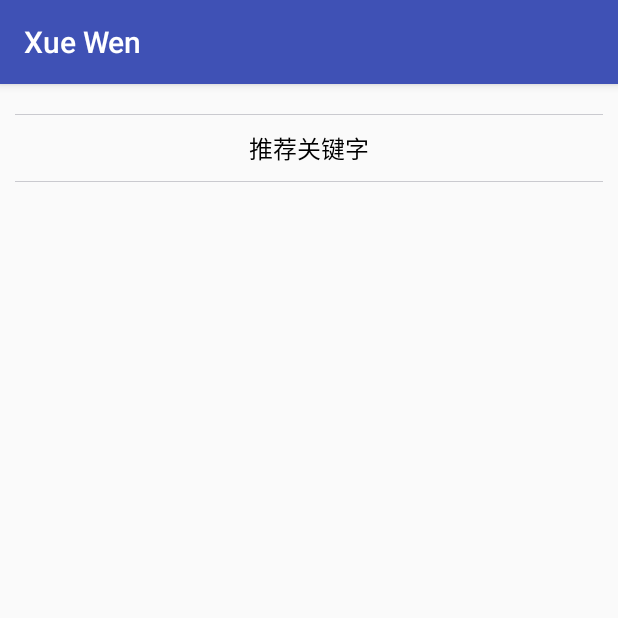
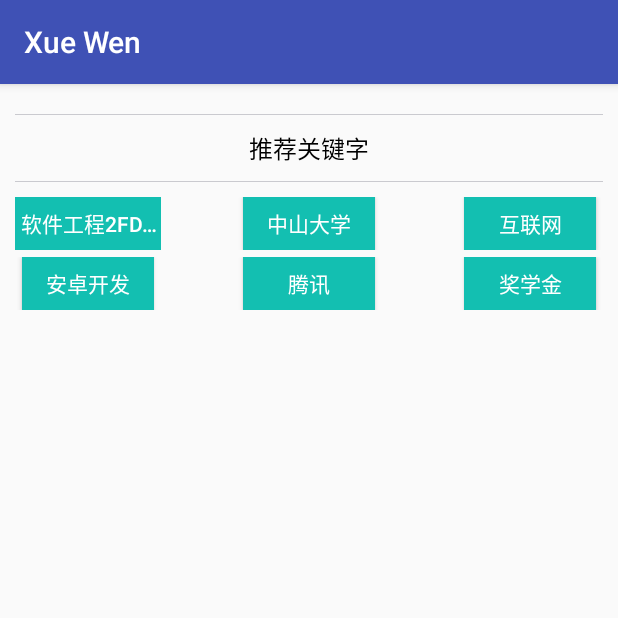
Before and after one commit to wimming/uknow-android, an Android app: the SearchActivity screen opened directly, with no data from a screen before it, on a phone screen of 412 x 824 dp, the top half of it. Run offline under Robolectric (Android 15) with nearby library versions, the phone set to English and light mode, and no system bars.

Commit message:
添加搜索页面

```diff
--- a/app/src/main/AndroidManifest.xml
+++ b/app/src/main/AndroidManifest.xml
@@ -39,7 +39,8 @@
                 android:name="android.app.searchable"
                 android:resource="@xml/searchable" />
         </activity>
-        <activity android:name=".ModifyInfoActivity"></activity>
+        <activity android:name=".ModifyInfoActivity" />
+        <activity android:name=".AskActivity"></activity>
     </application>
 
 </manifest>
--- a/app/src/main/java/com/xuewen/xuewen/SearchActivity.java
+++ b/app/src/main/java/com/xuewen/xuewen/SearchActivity.java
@@ -2,16 +2,68 @@ package com.xuewen.xuewen;
 
 import android.os.Bundle;
 import android.support.annotation.Nullable;
+import android.support.v4.util.ArrayMap;
 import android.support.v7.app.AppCompatActivity;
+import android.text.Layout;
+import android.view.LayoutInflater;
+import android.view.View;
+import android.view.ViewGroup;
+import android.widget.ArrayAdapter;
+import android.widget.Button;
+import android.widget.GridView;
+import android.widget.SimpleAdapter;
+
+import java.util.ArrayList;
+import java.util.HashMap;
+import java.util.List;
+import java.util.Map;
+import java.util.Objects;
 
 /**
  * Created by ym on 16-10-28.
  */
 
 public class SearchActivity extends AppCompatActivity {
+
+    private GridView gridView;
     @Override
     protected void onCreate(@Nullable Bundle savedInstanceState) {
         super.onCreate(savedInstanceState);
+
+        //多行多列网格 九宫格布局 gridview
         setContentView(R.layout.activity_search);
+        gridView = (GridView) findViewById(R.id.gridView);
+
+        String[] buttonsText = {"软件工程2fdsafasdfasdf", "中山大学", "互联网", "安卓开发", "腾讯", "奖学金" };
+        //simpleAdapter数据源
+        List<Map<String, Object>> datalist = new ArrayList<Map<String, Object>>();
+        for (int i = 0; i < buttonsText.length; i++) {
+            Map tempMap = new HashMap<String, Object>();
+            tempMap.put("button", buttonsText[i]);
+            datalist.add(tempMap);
+        }
+
+        String[] from = {"button"};
+        int[] to = {R.id.button};
+
+        SimpleAdapter adapter = new SimpleAdapter(this, datalist, R.layout.search_recommend_gridview_item, from, to);
+        gridView.setAdapter(adapter);
+
+        //ArrayAdapter<String> adapter = new ArrayAdapter<String>(this, R.layout.search_recommend_gridview_item,R.id.button, data);
+//        ArrayAdapter adapter = new ArrayAdapter() {
+//            @Override
+//            public View getView(int position, View convertView, ViewGroup parent) {
+//                View view;
+//                if (convertView == null) {
+//                    view = LayoutInflater.from(getContext()).inflate(R.layout.search_recommend_gridview_item, null);
+//                } else {
+//                    view = convertView;
+//                }
+//                Button button = (Button) view.findViewById(R.id.button);
+//                button.setText(data[position]);
+//                return view;
+//            }
+//        };
+        gridView.setAdapter(adapter);
     }
 }
--- a/app/src/main/res/layout/activity_search.xml
+++ b/app/src/main/res/layout/activity_search.xml
@@ -23,10 +23,20 @@
         android:layout_height="wrap_content" />
     <View
         android:background="@color/gray_color"
+        android:layout_marginBottom="@dimen/base_margin"
         android:layout_width="match_parent"
         android:layout_height="1px"/>
 
+    <GridView
+        android:id="@+id/gridView"
+        android:columnWidth="80dp"
+        android:horizontalSpacing="@dimen/base_small_avatar"
+        android:verticalSpacing="@dimen/base_small_margin"
+        android:layout_width="wrap_content"
+        android:layout_height="wrap_content"
+        android:numColumns="auto_fit"
+        >
 
-
+    </GridView>
 
 </LinearLayout>
--- /dev/null
+++ b/app/src/main/res/layout/search_recommend_gridview_item.xml
@@ -0,0 +1,18 @@
+<?xml version="1.0" encoding="utf-8"?>
+<LinearLayout xmlns:android="http://schemas.android.com/apk/res/android"
+    android:orientation="horizontal"
+    android:gravity="center"
+    android:layout_width="match_parent"
+    android:layout_height="match_parent">
+    <Button
+        android:id="@+id/button"
+        android:lines="1"
+        android:ellipsize="end"
+        android:layout_gravity="center"
+        android:text="推荐"
+        android:gravity="center"
+        android:textColor="@color/white_color"
+        android:background="@color/main_color"
+        android:layout_width="wrap_content"
+        android:layout_height="35dp" />
+</LinearLayout>
--- a/app/src/main/res/values/colors.xml
+++ b/app/src/main/res/values/colors.xml
@@ -8,4 +8,5 @@
     <color name="main_color">#13BFB1</color>
     <color name="gray_color">#FFCACACF</color>
     <color name="black_color">#000000</color>
+    <color name="white_color">#ffffff</color>
 </resources>
```
Also changed, not shown: app/src/main/java/com/xuewen/xuewen/AskActivity.java (added, +13 -0 lines), app/src/main/java/com/xuewen/xuewen/SearchingFragment.java (+10 -0 lines), app/src/main/res/layout/activity_ask.xml (added, +101 -0 lines).
